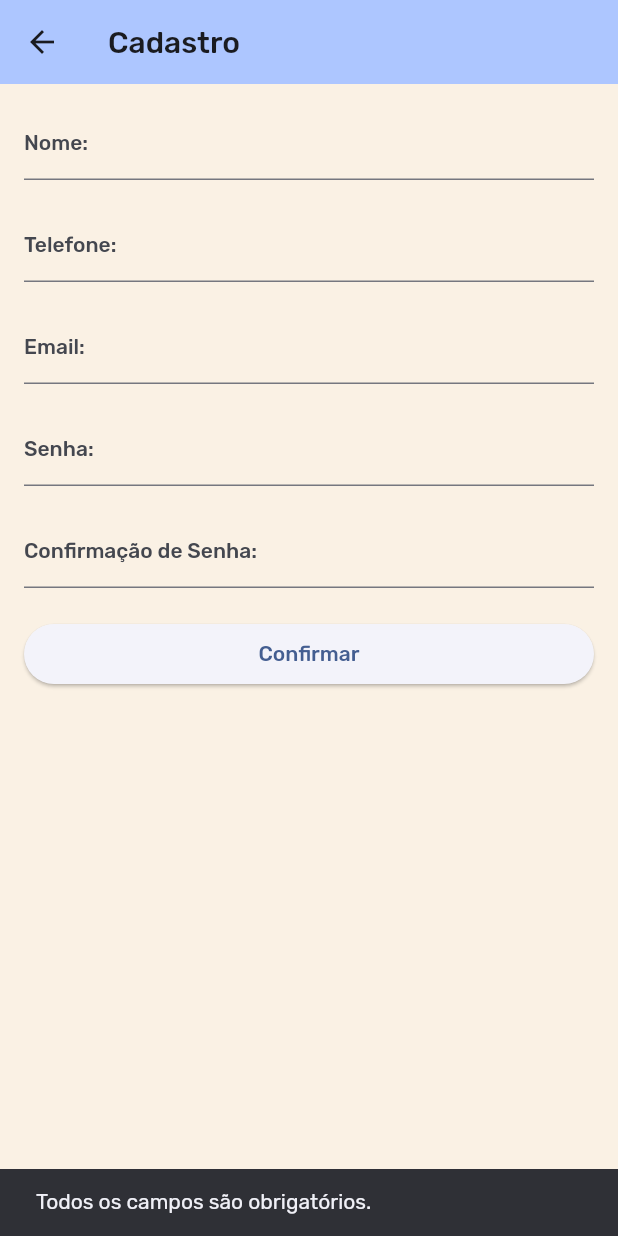
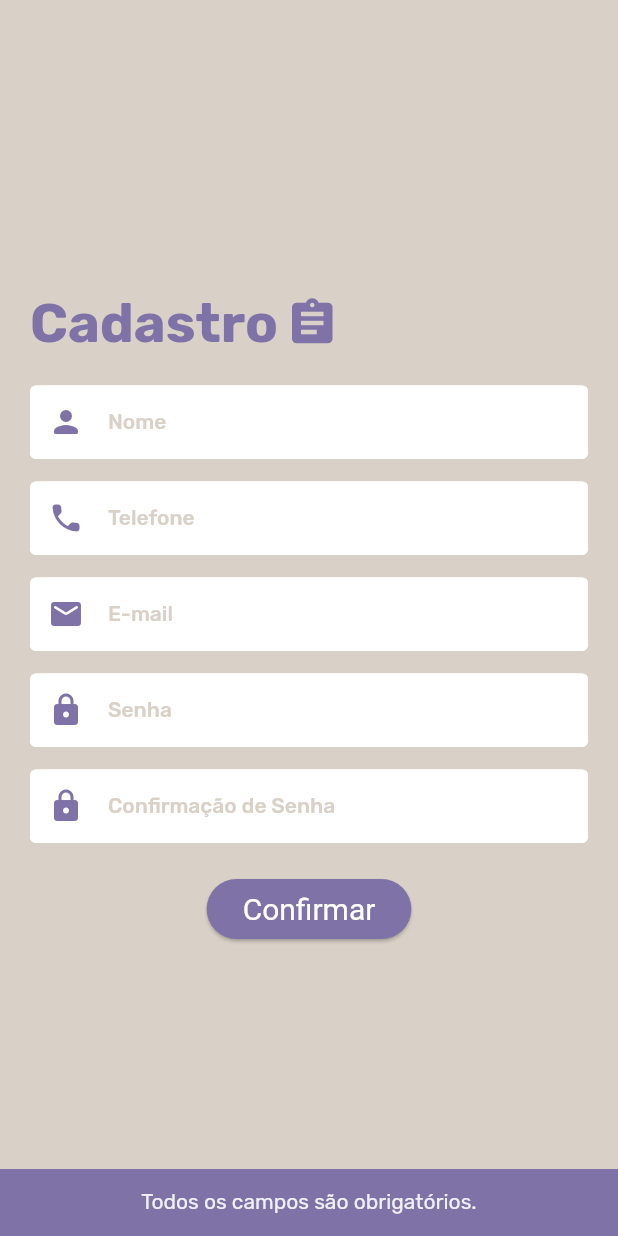
Before and after one commit to TiagoMoscoso/Agendify, a Flutter app: the CadastroPage screen opened by its route, after a tap on "Confirmar", on a phone screen of 412 x 824 dp. Run offline on Flutter 3.47's test engine with Material 2 defaults, Android fonts, the light colour scheme and no system bars; our stand-ins replace carousel_slider, google_fonts, mask_text_input_formatter, sqflite, sqflite_common, table_calendar; accounts and stored records are empty.

Commit message:
Mudanças na pagEmpresa e no cadastro

```diff
--- a/testeflutter/lib/Cadastro.dart
+++ b/testeflutter/lib/Cadastro.dart
@@ -1,10 +1,12 @@
 // cadastro.dart
-
 import 'package:flutter/material.dart';
 import 'package:flutter/services.dart';
 import 'package:testeflutter/Classes/ClassUser.dart';
 import 'package:testeflutter/DB/DbTableUser.dart';
+import 'package:testeflutter/login/campo_texto.dart';
+import 'package:testeflutter/login/botao.dart';
 import 'package:testeflutter/profile.dart';
+import 'package:mask_text_input_formatter/mask_text_input_formatter.dart';
 import 'second.dart'; // Importe a classe SecondScreen
 
 class Cadastro {
@@ -34,10 +36,16 @@ class _CadastroPageState extends State<CadastroPage> {
   TextEditingController _emailController = TextEditingController();
   TextEditingController _senhaController = TextEditingController();
   TextEditingController _confirmarSenhaController = TextEditingController();
+  RegExp formatacaoEmail = RegExp(r"^([\w\.-_]+)@+[\w\.]+((\.+\w{2,3}){1,2})$");
 
-  List<TextInputFormatter> _telefoneInputFormatters = [
-    LengthLimitingTextInputFormatter(11),
+  final List<TextInputFormatter> _telefoneInputFormatters = [
+    LengthLimitingTextInputFormatter(15),
     FilteringTextInputFormatter.digitsOnly,
+    MaskTextInputFormatter(
+      mask: '(##) #####-####',
+      filter: {"#": RegExp(r'[0-9]')},
+      type: MaskAutoCompletionType.lazy,
+    )
   ];
 
   Future<void> _onConfirmarPressed() async {
@@ -52,38 +60,73 @@ class _CadastroPageState extends State<CadastroPage> {
         email.isEmpty ||
         senha.isEmpty ||
         confirmarSenha.isEmpty) {
-      ScaffoldMessenger.of(context).showSnackBar(SnackBar(
-        content: Text('Todos os campos são obrigatórios.'),
-      ));
+      ScaffoldMessenger.of(context).showSnackBar(
+        const SnackBar(
+          content: Text(
+            'Todos os campos são obrigatórios.',
+            textAlign: TextAlign.center,
+            selectionColor: Colors.white,
+          ),
+          backgroundColor: Color(0xFF7E72A6),
+        )
+      );
+      return;
+    }
+
+    if(!formatacaoEmail.hasMatch(email)) {
+      ScaffoldMessenger.of(context).showSnackBar(
+        const SnackBar(
+          content: Text(
+            'Formato Inválido de E-mail.',
+            textAlign: TextAlign.center,
+            selectionColor: Color(0xFFFFFFFF),
+          ),
+          backgroundColor: Color(0xFF7E72A6),
+        )
+      );
       return;
     }
 
     if (senha != confirmarSenha) {
-      ScaffoldMessenger.of(context).showSnackBar(SnackBar(
-        content: Text('As senhas não coincidem.'),
-      ));
+      ScaffoldMessenger.of(context).showSnackBar(
+        const SnackBar(
+          content: Text(
+            'As senhas não coincidem.',
+            textAlign: TextAlign.center,
+            selectionColor: Color(0xFFFFFFFF),
+          ),
+          backgroundColor: Color(0xFF7E72A6),
+        )
+      );
       return;
     }
 
     // Remove caracteres não numéricos do telefone
-    String telefoneNumerico = telefone.replaceAll(RegExp(r'[^\d]+'), '');
+    // String telefoneNumerico = telefone.replaceAll(RegExp(r'[^\d]+'), '');
 
-    if (telefoneNumerico.length != 11) {
-      ScaffoldMessenger.of(context).showSnackBar(SnackBar(
-        content: Text('O número de telefone deve ter 11 dígitos.'),
-      ));
+    if (telefone.length != 15) {
+      ScaffoldMessenger.of(context).showSnackBar(
+        const SnackBar(
+          content: Text(
+            'O número de telefone deve ter 11 dígitos',
+            textAlign: TextAlign.center,
+            selectionColor: Color(0xFFFFFFFF),
+          ),
+          backgroundColor: Color(0xFF7E72A6),
+        )
+      );
       return;
     }
 
     // Formata o telefone com parênteses nos dois primeiros dígitos
-    String ddd = telefoneNumerico.substring(0, 2);
-    String numero = telefoneNumerico.substring(2);
-    String telefoneFormatado =
-        '($ddd) $numero'; // Adicione o espaço entre os parênteses e o número
+    // String ddd = telefoneNumerico.substring(0, 2);
+    // String numero = telefoneNumerico.substring(2);
+    // String telefoneFormatado =
+    //     '($ddd) $numero'; // Adicione o espaço entre os parênteses e o número
 
     Cadastro cadastro = Cadastro(
       nome: nome,
-      telefone: telefoneFormatado,
+      telefone: telefone,
       email: email,
       senha: senha,
     );
@@ -104,57 +147,80 @@ class _CadastroPageState extends State<CadastroPage> {
   @override
   Widget build(BuildContext context) {
     return Scaffold(
-      backgroundColor: const Color(0xffFAF1E4),
-      appBar: AppBar(
-        backgroundColor: Theme.of(context).colorScheme.inversePrimary,
-        title: Text('Cadastro'),
-      ),
-      body: Padding(
-        padding: const EdgeInsets.all(16.0),
-        child: Column(
-          crossAxisAlignment: CrossAxisAlignment.stretch,
-          children: <Widget>[
-            TextField(
-              controller: _nomeController,
-              decoration: InputDecoration(labelText: 'Nome:'),
+      backgroundColor: const Color(0xFFD9D0C7),
+      body: Center(
+        child: SingleChildScrollView(
+          child: Container(
+            padding: const EdgeInsets.all(20.0),
+            child: Column(
+              children: <Widget>[
+                const Row(
+                  children: <Widget>[
+                    Text(
+                      "Cadastro",
+                      style: TextStyle(
+                        color: Color(0xFF7E72A6),
+                        fontSize: 36,
+                        fontWeight: FontWeight.bold,
+                      ),
+                    ),
+                    SizedBox(width: 5),
+                    Icon(Icons.assignment, color: Color(0xFF7E72A6), size: 36)
+                  ],
+                ),
+                const SizedBox(height: 20.0),
+                CampoTexto(
+                  inputFormatters: [],
+                  keyboardType: TextInputType.name,
+                  obscureText: false,
+                  controller: _nomeController,
+                  hintText: 'Nome',
+                  prefixIcon: const Icon(Icons.person_rounded),
+                ),
+                const SizedBox(height: 15.0),
+                CampoTexto(
+                  inputFormatters: _telefoneInputFormatters,
+                  keyboardType: TextInputType.phone,
+                  obscureText: false,
+                  controller: _telefoneController,
+                  hintText: 'Telefone',
+                  prefixIcon: const Icon(Icons.phone_rounded),
+                ),
+                const SizedBox(height: 15.0),
+                CampoTexto(
+                  inputFormatters: [],
+                  keyboardType: TextInputType.emailAddress,
+                  obscureText: false,
+                  controller: _emailController,
+                  hintText: 'E-mail',
+                  prefixIcon: const Icon(Icons.mail_rounded),
+                ),
+                const SizedBox(height: 15.0),
+                CampoTexto(
+                  inputFormatters: [],
+                  keyboardType: TextInputType.text,
+                  obscureText: true,
+                  controller: _senhaController,
+                  hintText: 'Senha',
+                  prefixIcon: const Icon(Icons.lock_rounded),
+                ),
+                const SizedBox(height: 15.0),
+                CampoTexto(
+                  inputFormatters: [],
+                  keyboardType: TextInputType.text,
+                  obscureText: true,
+                  controller: _confirmarSenhaController,
+                  hintText: 'Confirmação de Senha',
+                  prefixIcon: const Icon(Icons.lock_rounded),
+                ),
+                const SizedBox(height: 20.0),
+                Botao(
+                  text: 'Confirmar',
+                  onPressed: _onConfirmarPressed,
+                )
+              ],
             ),
-            SizedBox(height: 20),
-            TextField(
-              controller: _telefoneController,
-              decoration: InputDecoration(labelText: 'Telefone:'),
-              keyboardType: TextInputType.number,
-              inputFormatters: _telefoneInputFormatters,
-            ),
-            SizedBox(height: 20),
-            TextField(
-              controller: _emailController,
-              decoration: InputDecoration(labelText: 'Email:'),
-            ),
-            SizedBox(height: 20),
-            TextField(
-              controller: _senhaController,
-              decoration: InputDecoration(labelText: 'Senha:'),
-              obscureText: true,
-            ),
-            SizedBox(height: 20),
-            TextField(
-              controller: _confirmarSenhaController,
-              decoration: InputDecoration(labelText: 'Confirmação de Senha:'),
-              obscureText: true,
-            ),
-            SizedBox(height: 20),
-            ElevatedButton(
-              onPressed: _onConfirmarPressed,
-              style: ElevatedButton.styleFrom(
-                padding:
-                    const EdgeInsets.symmetric(horizontal: 20, vertical: 10),
-                shape: RoundedRectangleBorder(
-                  borderRadius: BorderRadius.circular(20),
-                ),
-              ),
-              child: const Text('Confirmar'),
-            ),
-          ],
+          ),
         ),
       ),
     );
--- a/testeflutter/lib/login/botao.dart
+++ b/testeflutter/lib/login/botao.dart
@@ -2,19 +2,17 @@ import 'package:flutter/material.dart';
 
 class Botao extends StatelessWidget {
   final Function()? onPressed;
+  final String text;
 
   const Botao ({
     super.key,
     required this.onPressed,
+    required this.text,
   });
 
   @override
   Widget build(BuildContext context) {
-    return Flexible(
-      fit: FlexFit.loose,
-      flex: 1,
-      child: SizedBox(
-        child: ElevatedButton(
+    return ElevatedButton(
       onPressed: onPressed,
       style: ElevatedButton.styleFrom(
         backgroundColor: const Color(0xFF7E72A6),
@@ -23,9 +21,7 @@ class Botao extends StatelessWidget {
           fontSize: 20,
         ),
       ),
-          child: const Text("Entrar"),
-          ),
-      ),
+      child: Text(text),
       );
   }
 }
--- a/testeflutter/lib/login/campo_texto.dart
+++ b/testeflutter/lib/login/campo_texto.dart
@@ -1,17 +1,22 @@
 import 'package:flutter/material.dart';
+import 'package:flutter/services.dart';
 
 class CampoTexto extends StatelessWidget {
   final TextEditingController controller;
+  final TextInputType keyboardType;
   final String hintText;
   final bool obscureText;
   final Widget prefixIcon;
   final Widget? suffixIcon;
   final String? Function(String?)? validator;
+  final List<TextInputFormatter> inputFormatters;
 
   const CampoTexto ({
     super.key,
     this.validator,
     this.suffixIcon,
+    required this.inputFormatters,
+    required this.keyboardType,
     required this.obscureText,
     required this.controller,
     required this.hintText,
@@ -20,11 +25,11 @@ class CampoTexto extends StatelessWidget {
 
   @override
   Widget build(BuildContext context) {
-    return Expanded(
-      child: SizedBox(
+    return SizedBox(
       child: TextFormField(
         cursorColor: const Color(0xFF7E72A6),
-          keyboardType: TextInputType.emailAddress,
+        keyboardType: keyboardType,
+        inputFormatters: inputFormatters,
         style: const TextStyle(color: Color(0xFF7E72A6) ),
         decoration: InputDecoration(
           suffixIcon: suffixIcon,
@@ -51,7 +56,6 @@ class CampoTexto extends StatelessWidget {
         autovalidateMode: AutovalidateMode.onUserInteraction,
         validator: validator,
       ),
-      ),
     );
   }
 }
--- a/testeflutter/pubspec.yaml
+++ b/testeflutter/pubspec.yaml
@@ -42,6 +42,7 @@ dependencies:
   table_calendar: ^3.0.9
   sqflite: ^2.3.0
   sqflite_common: ^2.5.0
+  mask_text_input_formatter: ^2.5.0
 
 dev_dependencies:
   flutter_test:
```
Also changed, not shown: testeflutter/lib/calendario.dart (added, +118 -0 lines), testeflutter/lib/login/login.dart (+12 -3 lines), testeflutter/lib/pagEmpresa.dart (+78 -39 lines), testeflutter/pubspec.lock. Lines whose indentation alone changed are shown as unchanged.
